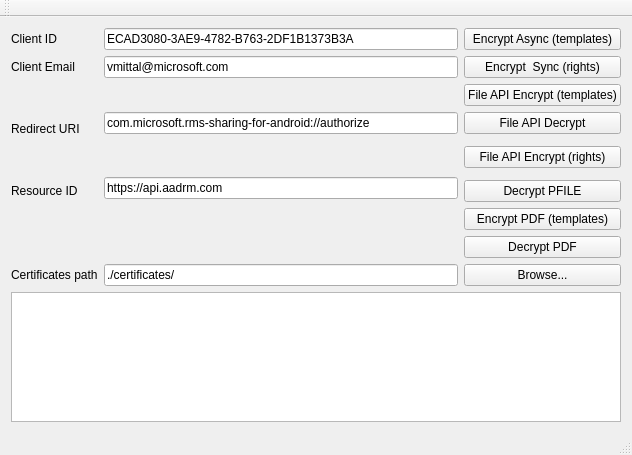
AzureAD/rms-sdk-for-cpp, file samples/rms_sample/mainwindow.ui: the form before one commit.
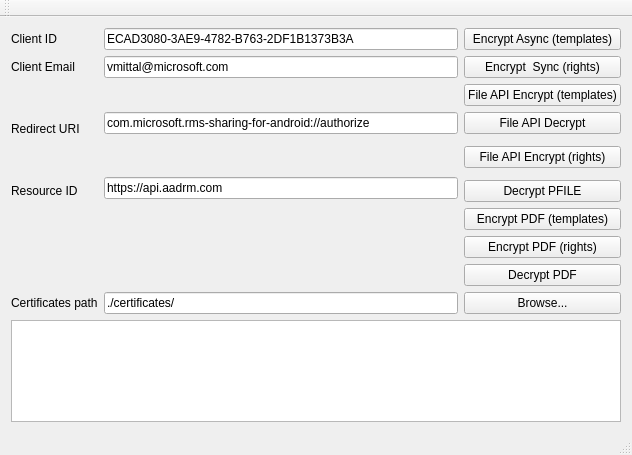
The form after the commit.

Commit message: update the sample app to protect pdf using custom rights.

```diff
--- a/samples/rms_sample/mainwindow.ui
+++ b/samples/rms_sample/mainwindow.ui
@@ -73,7 +73,7 @@
             </property>
            </widget>
           </item>
-          <item row="10" column="1">
+          <item row="11" column="1">
            <widget class="QLineEdit" name="ineEdit_certificatesPath">
             <property name="text">
              <string>./certificates/</string>
@@ -100,7 +100,7 @@
             </property>
            </widget>
           </item>
-          <item row="10" column="2">
+          <item row="11" column="2">
            <widget class="QPushButton" name="certificatesPathButton">
             <property name="text">
              <string>Browse...</string>
@@ -142,7 +142,7 @@
             </property>
            </widget>
           </item>
-          <item row="10" column="0">
+          <item row="11" column="0">
            <widget class="QLabel" name="label_certificatesPath">
             <property name="text">
              <string>Certificates path</string>
@@ -156,13 +156,20 @@
             </property>
            </widget>
           </item>
-          <item row="9" column="2">
+          <item row="10" column="2">
            <widget class="QPushButton" name="decryptPDF">
             <property name="text">
              <string>Decrypt PDF</string>
             </property>
            </widget>
           </item>
+          <item row="9" column="2">
+           <widget class="QPushButton" name="encryptPDFRights">
+            <property name="text">
+             <string>Encrypt PDF (rights)</string>
+            </property>
+           </widget>
+          </item>
          </layout>
         </item>
         <item>
```
The commit also changes 2 other files.
